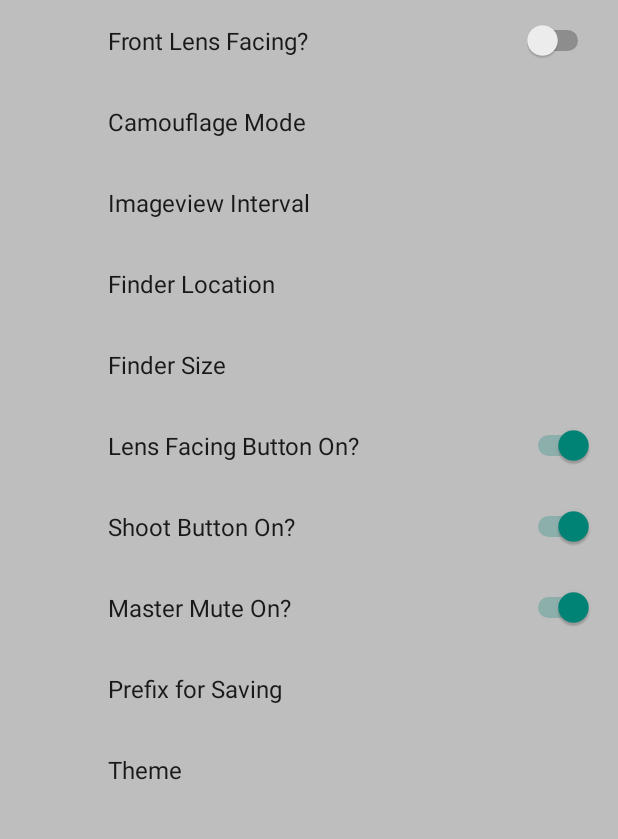
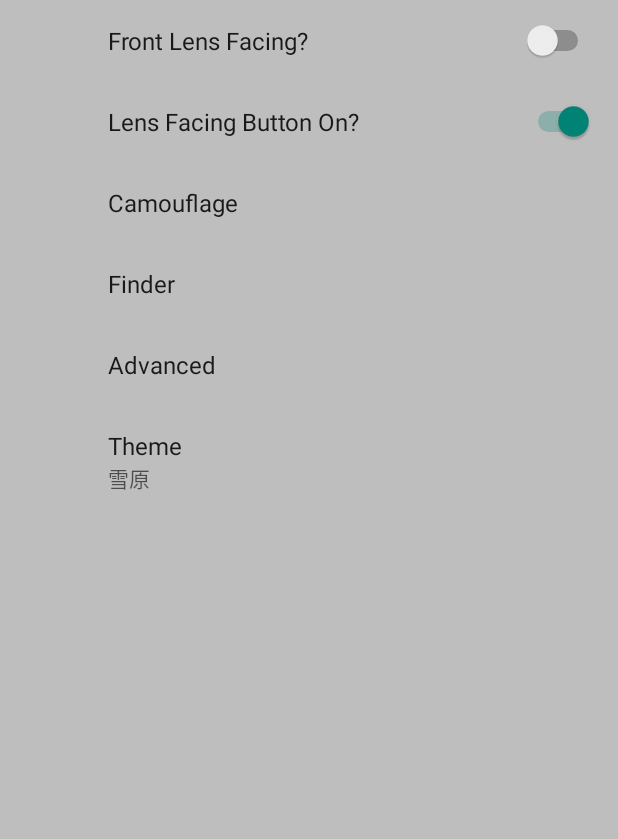
Before and after one commit to krasavkana/adroid-camera2api-decoycamera, an Android app: the Camera2BasicFragment screen opened directly, with no data from a screen before it, in the options menu, after a tap on "Settings", on a phone screen of 412 x 824 dp, the part 84-923 px from its top. Run offline under Robolectric (Android 15) with nearby library versions, the phone set to English and light mode, and no system bars; our stand-ins replace androidx.preference; 4 statements that could not run were skipped.

Commit message:
各ボタンをButtonからImageButtonへ。 ファイル保存時のUIも変更した

```diff
--- a/Application/src/main/java/com/krasavkana/android/decoycamera/Camera2BasicFragment.java
+++ b/Application/src/main/java/com/krasavkana/android/decoycamera/Camera2BasicFragment.java
@@ -73,6 +73,7 @@ import android.view.View;
 import android.view.ViewGroup;
 import android.widget.Button;
 import android.widget.FrameLayout;
+import android.widget.ImageButton;
 import android.widget.ImageView;
 import android.widget.RelativeLayout;
 import android.widget.Toast;
@@ -270,8 +271,24 @@ public class Camera2BasicFragment extends Fragment
 
         @Override
         public void onImageAvailable(ImageReader reader) {
+            //メインスレッドのメッセージキューにメッセージを登録します。
+            mHandler.post(new Runnable() {
+                //run()の中の処理はメインスレッドで動作する。
+                public void run() {
+                    //UI画面のImageButtonの表示・非表示を切り替える。
+                    mButtonSave.setVisibility(View.VISIBLE);
+               }
+            });
+            //Backgroundスレッドのメッセージキューにメッセージを登録します。
             mFile = new File(getActivity().getExternalFilesDir(null), mPrefix + getNowTimestamp() + ".jpg");
             mBackgroundHandler.post(new ImageSaver(reader.acquireNextImage(), mFile));
+            mHandler.post(new Runnable() {
+                //run()の中の処理はメインスレッドで動作する。
+                public void run() {
+                    //UI画面のImageButtonの表示・非表示を切り替える。
+                    mButtonSave.setVisibility(View.INVISIBLE);
+                }
+            });
         }
 
     };
@@ -328,13 +345,24 @@ public class Camera2BasicFragment extends Fragment
      * Button to lens facing
      */
     private boolean mButtonLensFacingOn;
-    private Button mButtonLensFacing;
+    private ImageButton mButtonLensFacing;
+
     /**
      * Shoot button is visible
      * Button to shoot
      */
     private boolean mButtonShootOn;
-    private Button mButtonShoot;
+    private ImageButton mButtonShoot;
+
+    /**
+     * Save button is visible while saving image file
+     */
+    private ImageButton mButtonSave;
+
+    /**
+     * A {@link Handler} for UI Thread to control mButtonSave when saving file
+     */
+    private Handler mHandler;
 
     /**
      * bleCommand from Intent
@@ -537,6 +565,8 @@ public class Camera2BasicFragment extends Fragment
             }
         });
 
+        mHandler = new Handler();
+
         return v;
     }
 
@@ -569,6 +599,9 @@ public class Camera2BasicFragment extends Fragment
 
         mButtonLensFacing = view.findViewById(R.id.info);
         mButtonLensFacing.setOnClickListener(this);
+
+        mButtonSave = view.findViewById(R.id.save);
+        mButtonSave.setVisibility(View.INVISIBLE);
 
         mTextureView = (AutoFitTextureView) view.findViewById(R.id.texture);
 
@@ -1086,7 +1119,7 @@ public class Camera2BasicFragment extends Fragment
                 public void onCaptureCompleted(@NonNull CameraCaptureSession session,
                                                @NonNull CaptureRequest request,
                                                @NonNull TotalCaptureResult result) {
-                    showToast("Saved: " + mFile.getName());
+//                    showToast("Saved: " + mFile.getName());
                     Log.d(TAG, mFile.toString());
                     unlockFocus();
                 }
@@ -1095,7 +1128,6 @@ public class Camera2BasicFragment extends Fragment
             mCaptureSession.stopRepeating();
             mCaptureSession.abortCaptures();
             mCaptureSession.capture(captureBuilder.build(), CaptureCallback, null);
-
         } catch (CameraAccessException e) {
             e.printStackTrace();
         }
--- a/Application/src/main/res/xml/preferences.xml
+++ b/Application/src/main/res/xml/preferences.xml
@@ -1,66 +1,85 @@
 <?xml version="1.0" encoding="utf-8"?>
 <PreferenceScreen xmlns:android="http://schemas.android.com/apk/res/android"
-    xmlns:app="http://schemas.android.com/apk/res-auto"
     android:title="Settings"
     android:key="preference_root">
 
-    <!-- is Front Lens Facing -->
     <SwitchPreference
             android:defaultValue="false"
             android:key="preference_front_lens_facing"
             android:title="Front Lens Facing?" />
-    <!-- Camouflage Mode:translucent or imageview -->
-    <ListPreference
-        android:title="Camouflage Mode"
-        android:key="preference_camouflage"
-        android:entries="@array/entries_preference_camouflage"
-        android:entryValues="@array/entry_values_preference_camouflage"
-        android:defaultValue="@string/default_value_preference_camouflage" />
-    <!-- Inverval for Imageview -->
-    <ListPreference
-        android:title="Imageview Interval"
-        android:key="preference_imageview_interval"
-        android:entries="@array/entries_preference_imageview_interval"
-        android:entryValues="@array/entry_values_preference_imageview_interval"
-        android:defaultValue="@string/default_value_preference_imageview_interval" />
-    <!-- Camouflage Mode:translucent or imageview -->
-    <ListPreference
-        android:title="Finder Location"
-        android:key="preference_finder_location"
-        android:entries="@array/entries_preference_finder_location"
-        android:entryValues="@array/entry_values_preference_finder_location"
-        android:defaultValue="@string/default_value_preference_finder_location" />
-    <!-- Inverval for Imageview -->
-    <ListPreference
-        android:title="Finder Size"
-        android:key="preference_finder_size"
-        android:entries="@array/entries_preference_finder_size"
-        android:entryValues="@array/entry_values_preference_finder_size"
-        android:defaultValue="@string/default_value_preference_finder_size" />
-    <!-- is Lens Facing Button On -->
+
     <SwitchPreference
         android:defaultValue="true"
         android:key="preference_lens_facing_button_on"
         android:title="Lens Facing Button On?" />
-    <!-- is Shoot Button On -->
+
+    <PreferenceScreen
+        android:title="Camouflage"
+        android:key="preference_camouflage_mode">
+
+        <ListPreference
+            android:title="Camouflage Mode"
+            android:key="preference_camouflage"
+            android:summary="%s"
+            android:entries="@array/entries_preference_camouflage"
+            android:entryValues="@array/entry_values_preference_camouflage"
+            android:defaultValue="@string/default_value_preference_camouflage" />
+
+        <ListPreference
+            android:title="Imageview Interval"
+            android:key="preference_imageview_interval"
+            android:summary="%s"
+            android:entries="@array/entries_preference_imageview_interval"
+            android:entryValues="@array/entry_values_preference_imageview_interval"
+            android:defaultValue="@string/default_value_preference_imageview_interval" />
+
+    </PreferenceScreen>
+    <PreferenceScreen
+        android:title="Finder"
+        android:key="preference_finder">
+
+        <ListPreference
+            android:title="Finder Location"
+            android:key="preference_finder_location"
+            android:summary="%s"
+            android:entries="@array/entries_preference_finder_location"
+            android:entryValues="@array/entry_values_preference_finder_location"
+            android:defaultValue="@string/default_value_preference_finder_location" />
+
+        <ListPreference
+            android:title="Finder Size"
+            android:key="preference_finder_size"
+            android:summary="%s"
+            android:entries="@array/entries_preference_finder_size"
+            android:entryValues="@array/entry_values_preference_finder_size"
+            android:defaultValue="@string/default_value_preference_finder_size" />
+
+    </PreferenceScreen>
+    <PreferenceScreen
+        android:title="Advanced"
+        android:key="preference_advanced">
+
         <SwitchPreference
             android:defaultValue="true"
             android:key="preference_shoot_button_on"
             android:title="Shoot Button On?" />
-    <!-- is Master Mute On -->
+
         <SwitchPreference
             android:defaultValue="true"
             android:key="preference_master_mute_on"
             android:title="Master Mute On?" />
-    <!-- Prefix for Saving Pics -->
+
         <EditTextPreference
             android:defaultValue="@string/default_value_preference_prefix"
             android:key="preference_save_prefix"
             android:title="Prefix for Saving"/>
-    <!-- Theme -->
+
+    </PreferenceScreen>
+
     <ListPreference
         android:title="Theme"
         android:key="preference_theme"
+        android:summary="%s"
         android:entries="@array/entries_preference_theme"
         android:entryValues="@array/entry_values_preference_theme"
         android:defaultValue="@string/default_value_preference_theme" />
```
Also changed, not shown: Application/src/main/res/layout/fragment_camera2_basic.xml (+21 -15 lines), Application/src/main/res/drawable-hdpi/ic_action_info.png (deleted). Lines whose indentation alone changed are shown as unchanged.
